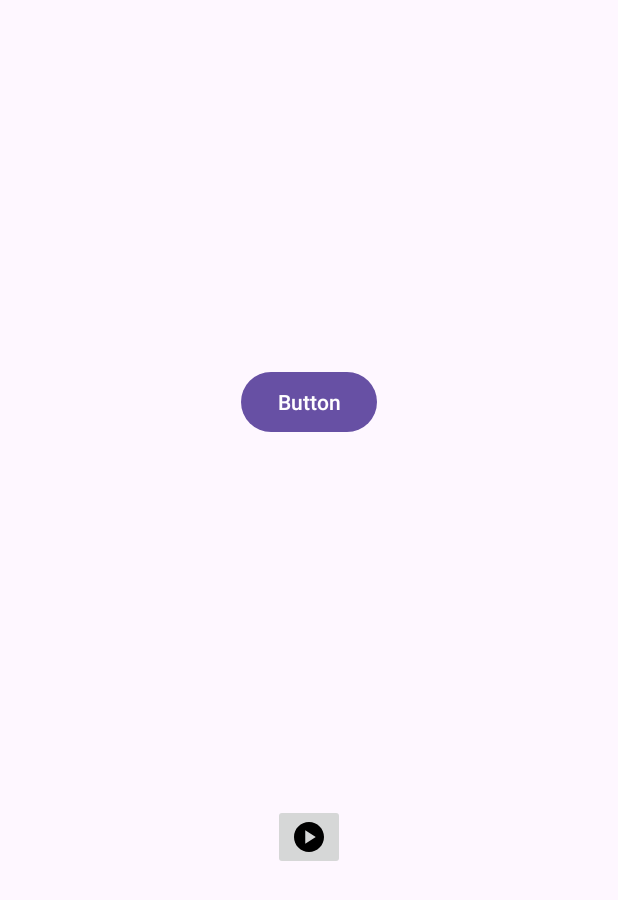
After one commit to Yarogi/MovieSearch3, an Android app: the layout test_fragment.xml on its own in the app's theme, with its tools: preview values and no code run, on a phone screen of 412 x 824 dp. The commit adds this screen. Shown: the top 900 px of the screen. Run offline under Robolectric (Android 15) with nearby library versions, the phone set to English and light mode, and no system bars.

Commit message:
Изменения

```diff
--- a/app/src/main/java/com/practicum/mymovies/ui/RootActivity.kt
+++ b/app/src/main/java/com/practicum/mymovies/ui/RootActivity.kt
@@ -2,10 +2,13 @@ package com.practicum.mymovies.ui
 
 import android.os.Bundle
 import android.view.View
+import androidx.activity.OnBackPressedCallback
+import androidx.activity.OnBackPressedDispatcher
 import androidx.appcompat.app.AppCompatActivity
 import androidx.core.view.isVisible
 import androidx.navigation.fragment.NavHostFragment
 import androidx.navigation.ui.setupWithNavController
+import com.google.android.material.dialog.MaterialAlertDialogBuilder
 import com.practicum.mymovies.R
 import com.practicum.mymovies.databinding.ActivityRootBinding
 
@@ -36,10 +39,26 @@ class RootActivity : AppCompatActivity() {
                         || destination.id == R.id.historyFragment
         }
 
+        onBackPressedDispatcher.addCallback(this, object : OnBackPressedCallback(enabled = true) {
+            override fun handleOnBackPressed() {
+
+                exitConfirmDialog().show()
+
+            }
+        })
+
     }
 
     fun animateBottomNavigationView() {
         binding.bottomNavigationView.visibility = View.GONE
     }
 
+    private fun exitConfirmDialog():MaterialAlertDialogBuilder{
+        return MaterialAlertDialogBuilder(this)
+            .setTitle("Вы действительно хотите выйти из приложения?")
+            .setPositiveButton("Да"){dialog, which -> this.finish()}
+            .setNegativeButton("Нет"){dialog, which -> }
+
+    }
+
 }
--- /dev/null
+++ b/app/src/main/res/layout/test_fragment.xml
@@ -0,0 +1,27 @@
+<?xml version="1.0" encoding="utf-8"?>
+<androidx.constraintlayout.widget.ConstraintLayout xmlns:android="http://schemas.android.com/apk/res/android"
+    xmlns:app="http://schemas.android.com/apk/res-auto"
+    xmlns:tools="http://schemas.android.com/tools"
+    android:layout_width="match_parent"
+    android:layout_height="match_parent">
+
+    <Button
+        android:id="@+id/button"
+        android:layout_width="wrap_content"
+        android:layout_height="wrap_content"
+        android:text="Button"
+        app:layout_constraintEnd_toEndOf="parent"
+        app:layout_constraintStart_toStartOf="parent"
+        app:layout_constraintTop_toTopOf="parent"
+        app:layout_constraintBottom_toTopOf="@id/imageButton"/>
+
+    <ImageButton
+        android:id="@+id/imageButton"
+        android:layout_width="wrap_content"
+        android:layout_height="wrap_content"
+        app:layout_constraintBottom_toBottomOf="parent"
+        app:layout_constraintEnd_toEndOf="parent"
+        app:layout_constraintStart_toStartOf="parent"
+        app:layout_constraintTop_toBottomOf="@+id/button"
+        app:srcCompat="@drawable/ic_player" />
+</androidx.constraintlayout.widget.ConstraintLayout>
```
